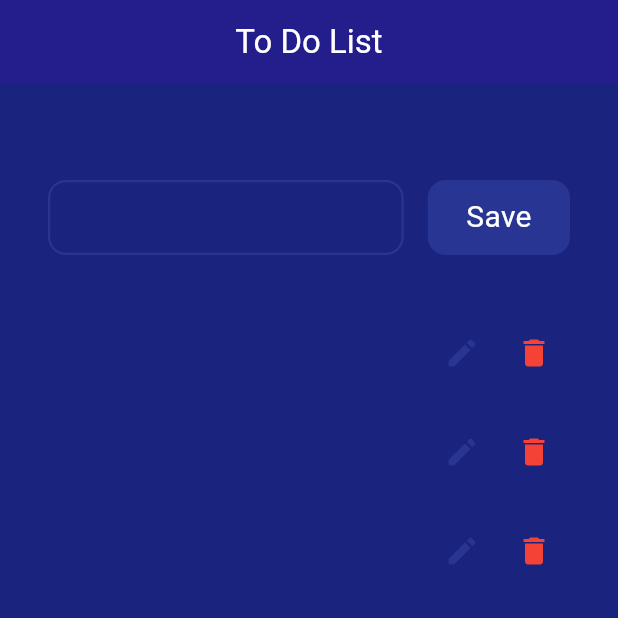
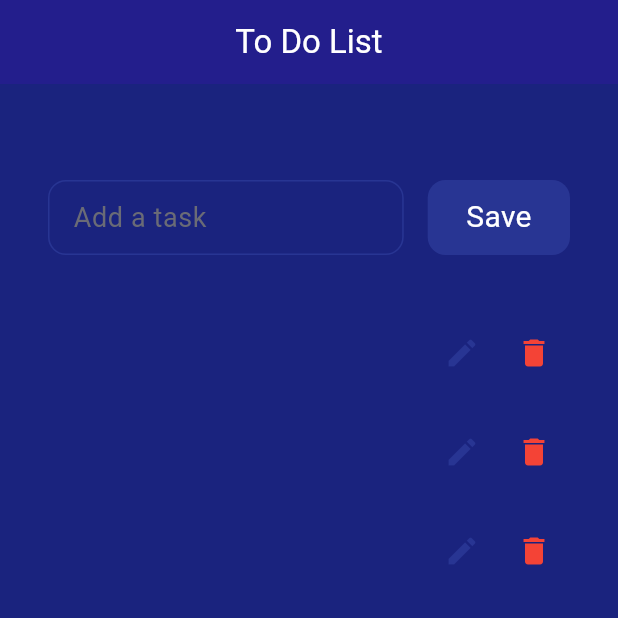
Before and after one commit to SingHuyLeang/flutter-9-10, a Flutter app: the screen it shows after launch, on a phone screen of 412 x 824 dp, the top half of it. Run offline on Flutter 3.47's test engine with Material 3 defaults, Android fonts, the phone set to English and light mode, and no system bars; our stand-ins replace get, sqflite; accounts and stored records are empty.

Commit message:
create db

```diff
--- a/lib/home_page.dart
+++ b/lib/home_page.dart
@@ -1,7 +1,12 @@
+import 'dart:developer';
+
 import 'package:flutter/material.dart';
+import 'package:flutter_9_10/db/db.dart';
 
 class HomePage extends StatelessWidget {
   HomePage({super.key});
+
+  final db = DB();
 
   @override
   Widget build(BuildContext context) {
@@ -19,32 +24,20 @@ class HomePage extends StatelessWidget {
                 children: [
                   Expanded(
                     flex: 5,
-                    child: SizedBox(
+                    child: Container(
                       height: 50,
+                      alignment: Alignment.center,
+                      padding: const EdgeInsets.only(left: 16),
+                      decoration: BoxDecoration(
+                        border:Border.all(color:  Colors.indigo.shade800),
+                        borderRadius: BorderRadius.circular(12),
+                      ),
                       child: TextField(
                         style: Theme.of(context).textTheme.bodySmall,
                         decoration: InputDecoration(
-                          border: OutlineInputBorder(
-                            borderRadius: BorderRadius.circular(12),
-                            borderSide: BorderSide(
-                              color: Colors.indigo.shade800,
-                              width: 1.5,
-                            ),
-                          ),
-                          focusedBorder: OutlineInputBorder(
-                            borderRadius: BorderRadius.circular(12),
-                            borderSide: BorderSide(
-                              color: Colors.indigo.shade800,
-                              width: 1.5,
-                            ),
-                          ),
-                          enabledBorder: OutlineInputBorder(
-                            borderRadius: BorderRadius.circular(12),
-                            borderSide: BorderSide(
-                              color: Colors.indigo.shade800,
-                              width: 1.5,
-                            ),
-                          ),
+                          border: InputBorder.none,
+                          hintText: 'Add a task',
+                          hintStyle: Theme.of(context).textTheme.bodySmall,
                         ),
                       ),
                     ),
@@ -52,6 +45,10 @@ class HomePage extends StatelessWidget {
                   const SizedBox(width: 16),
                   Expanded(
                     flex: 2,
+                    child: GestureDetector(
+                      onTap: () {
+                        db.init().then((value) => log("$value")).whenComplete(() => log("Okay"));
+                      },
                       child: Container(
                         height: 50,
                         alignment: Alignment.center,
@@ -65,6 +62,7 @@ class HomePage extends StatelessWidget {
                               .textTheme
                               .bodyMedium!
                               .apply(color: Colors.white),
+                        ),
                       ),
                     ),
                   ),
--- a/pubspec.yaml
+++ b/pubspec.yaml
@@ -39,6 +39,7 @@ dependencies:
   get: ^4.6.6
   shared_preferences: ^2.2.3
   sqflite: ^2.3.3+1
+  path_provider: ^2.1.4
 
 dev_dependencies:
   flutter_test:
```
Also changed, not shown: lib/controller/counter_controller.dart (deleted, +0 -18 lines), lib/db/db.dart (added, +23 -0 lines), lib/store/pref.dart (deleted, +0 -15 lines), pubspec.lock, 1 other file. Lines whose indentation alone changed are shown as unchanged.
